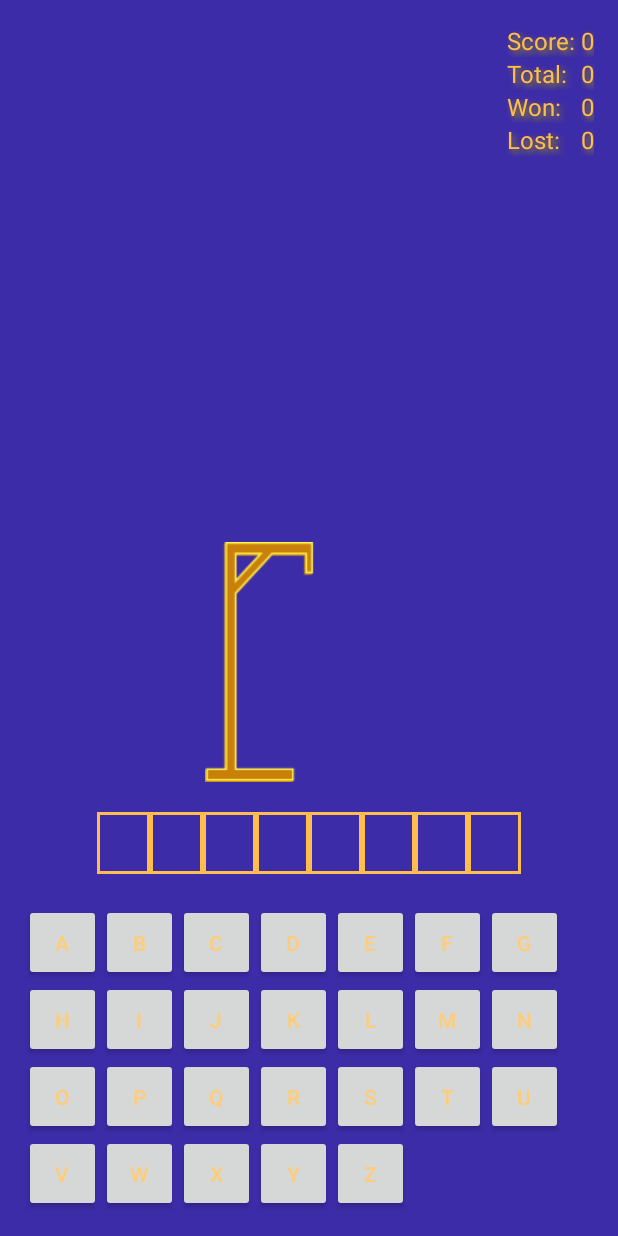
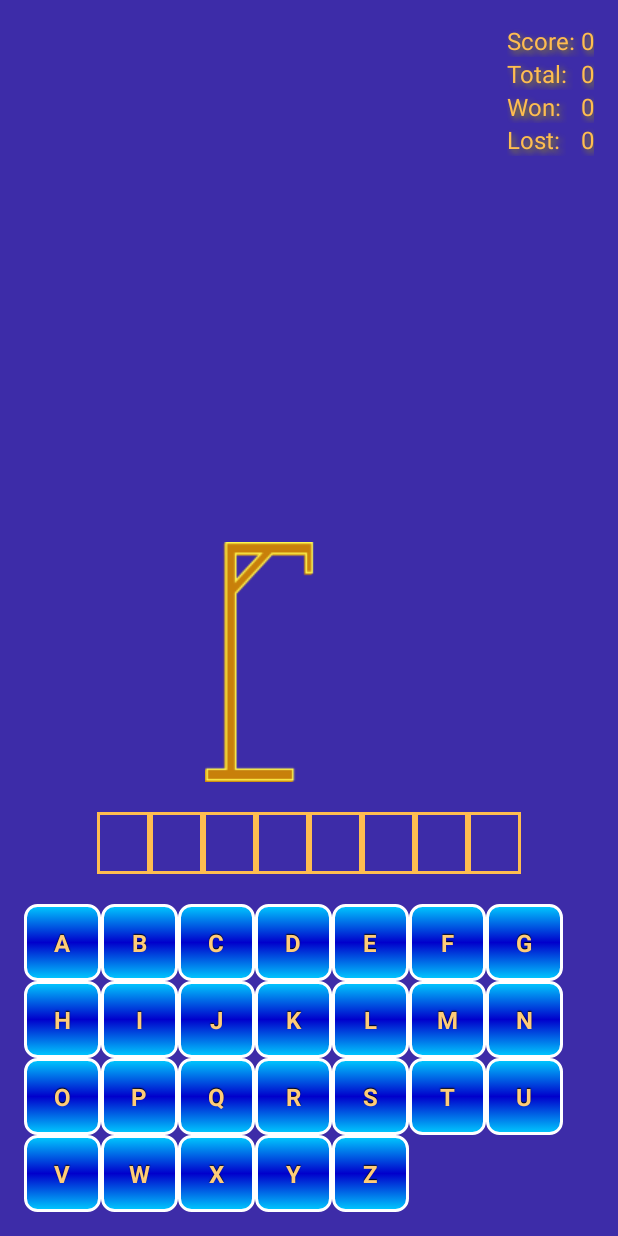
Before and after one commit to ldlarsed/Birthday-O-Matic, an Android app: the GamePlayActivity screen opened directly, with no data from a screen before it, on a phone screen of 412 x 824 dp. Run offline under Robolectric (Android 15) with nearby library versions, the phone set to English and light mode, and no system bars.

Commit message:
Button themes works

```diff
--- a/Obliger/Mappe1/Hangman/app/src/main/java/com/example/s198569/hangman/GamePlayActivity.java
+++ b/Obliger/Mappe1/Hangman/app/src/main/java/com/example/s198569/hangman/GamePlayActivity.java
@@ -184,7 +184,6 @@ public class GamePlayActivity extends AppCompatActivity {
             if (((Button) keyboard.getChildAt(i)).getText().charAt(0) == c)
                 return i;
         }
-
         return -1;
     }
 
@@ -285,8 +284,6 @@ public class GamePlayActivity extends AppCompatActivity {
     }
 
     private void setKeyboard() {
-
-
         for (String kb : kb_values) {
             final Button b = new Button(this);
             b.setTextColor(getResources().getColor(R.color.secondary_2_1));
@@ -499,12 +496,10 @@ public class GamePlayActivity extends AppCompatActivity {
         // automatically handle clicks on the Home/Up button, so long
         // as you specify a parent activity in AndroidManifest.xml.
         int id = item.getItemId();
-
         //noinspection SimplifiableIfStatement
         if (id == R.id.action_settings) {
             return true;
         }
-
         return super.onOptionsItemSelected(item);
     }
 
--- /dev/null
+++ b/Obliger/Mappe1/Hangman/app/src/main/res/drawable/button.xml
@@ -0,0 +1,18 @@
+<?xml version="1.0" encoding="utf-8"?>
+
+<selector xmlns:android="http://schemas.android.com/apk/res/android">
+    <item
+        android:state_enabled="false"
+        android:drawable="@drawable/button_disabled" />
+    <item
+        android:state_pressed="true"
+        android:state_enabled="true"
+        android:drawable="@drawable/button_pressed" />
+    <item
+        android:state_focused="true"
+        android:state_enabled="true"
+        android:drawable="@drawable/button_focused" />
+    <item
+        android:state_enabled="true"
+        android:drawable="@drawable/button_enabled" />
+</selector>
--- /dev/null
+++ b/Obliger/Mappe1/Hangman/app/src/main/res/drawable/button_disabled.xml
@@ -0,0 +1,17 @@
+<?xml version="1.0" encoding="utf-8"?>
+
+<shape xmlns:android="http://schemas.android.com/apk/res/android" android:shape="rectangle">
+    <gradient
+        android:startColor="#F2F2F2"
+        android:centerColor="#A4A4A4"
+        android:endColor="#F2F2F2"
+        android:angle="90"/>
+    <padding android:left="7dp"
+        android:top="7dp"
+        android:right="7dp"
+        android:bottom="7dp" />
+    <stroke
+        android:width="2dip"
+        android:color="#FFFFFF" />
+    <corners android:radius= "8dp" />
+</shape>
--- /dev/null
+++ b/Obliger/Mappe1/Hangman/app/src/main/res/drawable/button_enabled.xml
@@ -0,0 +1,18 @@
+<?xml version="1.0" encoding="utf-8"?>
+<shape xmlns:android="http://schemas.android.com/apk/res/android"
+    android:shape="rectangle">
+    <gradient
+        android:angle="90"
+        android:centerColor="#0000CC"
+        android:endColor="#00CCFF"
+        android:startColor="#00CCFF" />
+    <padding
+        android:bottom="7dp"
+        android:left="7dp"
+        android:right="7dp"
+        android:top="7dp" />
+    <stroke
+        android:width="2dip"
+        android:color="#FFFFFF" />
+    <corners android:radius="8dp" />
+</shape>
--- /dev/null
+++ b/Obliger/Mappe1/Hangman/app/src/main/res/drawable/button_focused.xml
@@ -0,0 +1,17 @@
+<?xml version="1.0" encoding="utf-8"?>
+
+<shape xmlns:android="http://schemas.android.com/apk/res/android" android:shape="rectangle">
+    <gradient
+        android:startColor="#F7D358"
+        android:centerColor="#DF7401"
+        android:endColor="#F7D358"
+        android:angle="90"/>
+    <padding android:left="7dp"
+        android:top="7dp"
+        android:right="7dp"
+        android:bottom="7dp" />
+    <stroke
+        android:width="2dip"
+        android:color="#FFFFFF" />
+    <corners android:radius= "8dp" />
+</shape>
--- /dev/null
+++ b/Obliger/Mappe1/Hangman/app/src/main/res/drawable/button_pressed.xml
@@ -0,0 +1,15 @@
+<shape xmlns:android="http://schemas.android.com/apk/res/android" android:shape="rectangle">
+    <gradient
+        android:startColor="#0000CC"
+        android:centerColor="#00CCFF"
+        android:endColor="#0000CC"
+        android:angle="90"/>
+    <padding android:left="7dp"
+        android:top="7dp"
+        android:right="7dp"
+        android:bottom="7dp" />
+    <stroke
+        android:width="2dip"
+        android:color="#FFFFFF" />
+    <corners android:radius= "8dp" />
+</shape>
--- a/Obliger/Mappe1/Hangman/app/src/main/res/layout/activity_login.xml
+++ b/Obliger/Mappe1/Hangman/app/src/main/res/layout/activity_login.xml
@@ -39,6 +39,7 @@
         <Button
             android:layout_width="match_parent"
             android:layout_height="wrap_content"
+
             android:layout_below="@+id/edit_text_new_player"
             android:text="@string/menu_play"
             android:onClick="onPlayGameButtonClick"/>
--- a/Obliger/Mappe1/Hangman/app/src/main/res/values/styles.xml
+++ b/Obliger/Mappe1/Hangman/app/src/main/res/values/styles.xml
@@ -5,16 +5,23 @@
     <style name="AppTheme" parent="Theme.AppCompat.Light.NoActionBar">
         <!-- Customize your theme here. -->
         <item name="android:windowBackground">@color/primary_0</item>
-        <item name="colorControlNormal">@color/secondary_1_1</item>
-        <item name="colorControlActivated">@color/secondary_2_2</item>
-        <item name="colorControlHighlight">@color/secondary_2_2</item>
-        <item name="android:textColor">@color/secondary_1_2</item>
-        <item name="android:textColorPrimary">@color/secondary_2_2</item>
-        <item name="android:textColorPrimaryDisableOnly">@color/secondary_2_2</item>
-        <item name="android:keyTextColor">@color/primary_1</item>
-        <item name="android:textColorHint">@color/secondary_2_2</item>
+        <item name="android:buttonStyle">@style/button</item>
     </style>
 
+
+<style name="button" parent="@android:style/Widget.Button">
+    <item name="android:gravity">center_vertical|center_horizontal</item>
+    <item name="android:textColor">#FFFFFFFF</item>
+    <item name="android:shadowColor">#FF000000</item>
+    <item name="android:shadowDx">0</item>
+    <item name="android:shadowDy">-1</item>
+    <item name="android:shadowRadius">0.2</item>
+    <item name="android:textSize">16dip</item>
+    <item name="android:textStyle">bold</item>
+    <item name="android:background">@drawable/button</item>
+    <item name="android:focusable">true</item>
+    <item name="android:clickable">true</item>
+</style>
 </resources>
 
     <!--<resources>
```
Lines whose indentation alone changed are shown as unchanged.
